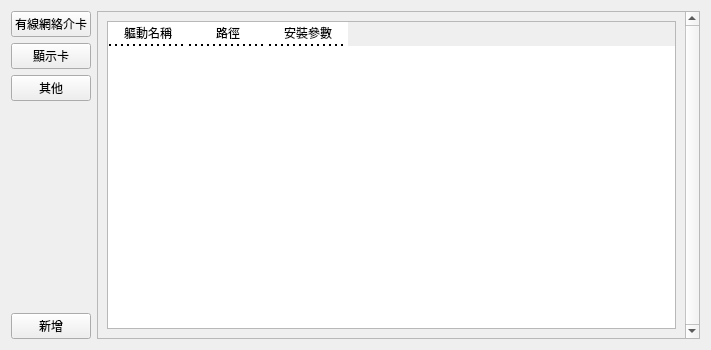
This is src/ui/dri_cfg_viewer.ui in SuperDumbTM/driver-box as Qt 5 draws it before an edit. The edited form follows.
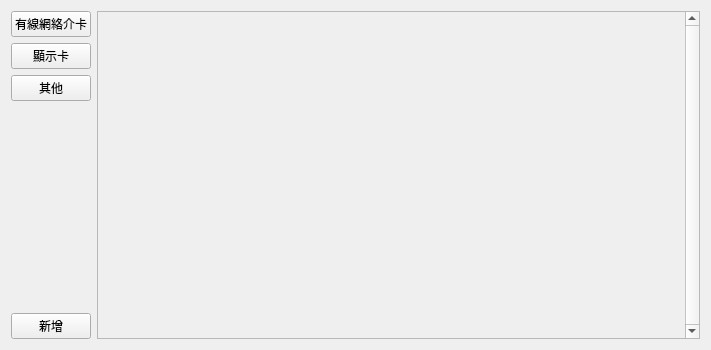
This is the edited form.

Commit message:
feat: using custom table widget to display driver config
+ rename functions

The edit to the form file:
```diff
--- a/src/ui/dri_cfg_viewer.ui
+++ b/src/ui/dri_cfg_viewer.ui
@@ -95,92 +95,7 @@
         <height>330</height>
        </rect>
       </property>
-      <layout class="QVBoxLayout" name="verticalLayout_2">
-       <item>
-        <widget class="QTableWidget" name="dri_cfg_table">
-         <property name="focusPolicy">
-          <enum>Qt::NoFocus</enum>
-         </property>
-         <property name="styleSheet">
-          <string notr="true">QHeaderView::section {
-	color: black;
-	background-color:  rgb(255, 255, 255);
-    border-width: 0px 0px 2px 0px;
-    border-style: dotted;
-}</string>
-         </property>
-         <property name="sizeAdjustPolicy">
-          <enum>QAbstractScrollArea::AdjustIgnored</enum>
-         </property>
-         <property name="editTriggers">
-          <set>QAbstractItemView::NoEditTriggers</set>
-         </property>
-         <property name="dragEnabled">
-          <bool>false</bool>
-         </property>
-         <property name="dragDropOverwriteMode">
-          <bool>false</bool>
-         </property>
-         <property name="dragDropMode">
-          <enum>QAbstractItemView::InternalMove</enum>
-         </property>
-         <property name="defaultDropAction">
-          <enum>Qt::IgnoreAction</enum>
-         </property>
-         <property name="selectionMode">
-          <enum>QAbstractItemView::SingleSelection</enum>
-         </property>
-         <property name="selectionBehavior">
-          <enum>QAbstractItemView::SelectRows</enum>
-         </property>
-         <property name="showGrid">
-          <bool>true</bool>
-         </property>
-         <property name="gridStyle">
-          <enum>Qt::SolidLine</enum>
-         </property>
-         <property name="sortingEnabled">
-          <bool>false</bool>
-         </property>
-         <property name="cornerButtonEnabled">
-          <bool>true</bool>
-         </property>
-         <attribute name="horizontalHeaderVisible">
-          <bool>true</bool>
-         </attribute>
-         <attribute name="horizontalHeaderCascadingSectionResizes">
-          <bool>false</bool>
-         </attribute>
-         <attribute name="horizontalHeaderMinimumSectionSize">
-          <number>60</number>
-         </attribute>
-         <attribute name="horizontalHeaderDefaultSectionSize">
-          <number>80</number>
-         </attribute>
-         <attribute name="horizontalHeaderStretchLastSection">
-          <bool>false</bool>
-         </attribute>
-         <attribute name="verticalHeaderVisible">
-          <bool>false</bool>
-         </attribute>
-         <column>
-          <property name="text">
-           <string>軀動名稱</string>
-          </property>
-         </column>
-         <column>
-          <property name="text">
-           <string>路徑</string>
-          </property>
-         </column>
-         <column>
-          <property name="text">
-           <string>安裝參數</string>
-          </property>
-         </column>
-        </widget>
-       </item>
-      </layout>
+      <layout class="QVBoxLayout" name="verticalLayout_2"/>
      </widget>
     </widget>
    </item>
```
The commit also changes 2 other files.
